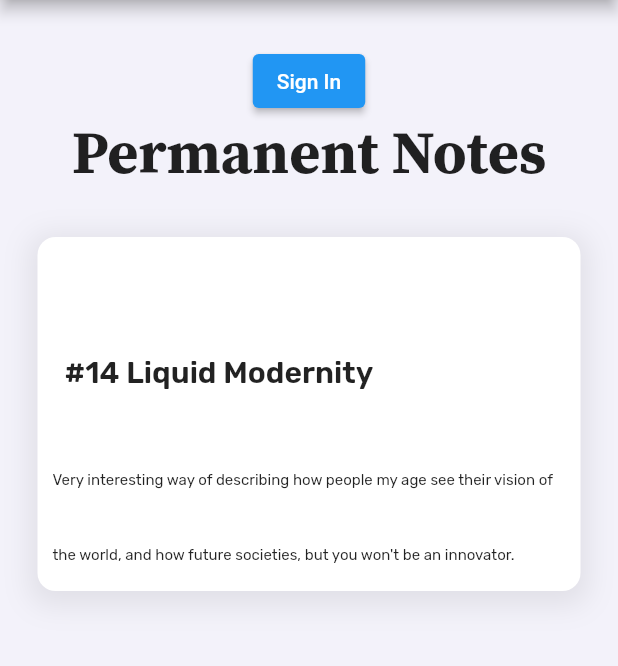
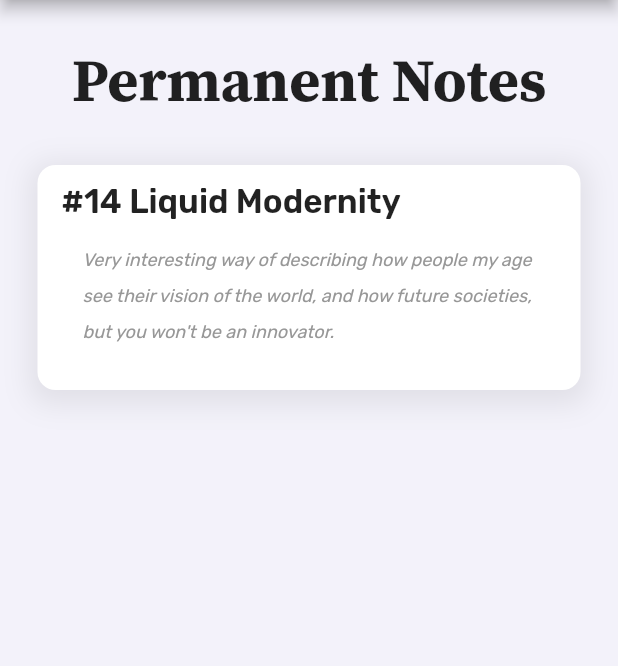
Before and after one commit to reveries-co/frontend, a Flutter app: the screen it shows after launch, on a phone screen of 412 x 824 dp, the part 84-750 px from its top. Run offline on Flutter 3.47's test engine with Material 2 defaults, Android fonts, the phone set to English and light mode, and no system bars; our stand-ins replace google_sign_in; project files that could hold a hidden picture were left out.

Commit message:
Moved Sign-in button to the user avatar.

```diff
--- a/lib/demo_screen.dart
+++ b/lib/demo_screen.dart
@@ -12,8 +12,16 @@ class DemoScreen extends StatelessWidget {
         appBar: AppBar(
           leading: Padding(
             padding: const EdgeInsets.all(8.0),
-            child: CircleAvatar(
-              backgroundImage: AssetImage('img/daniel.png'),
+            child: InkWell(
+              onTap: () {
+                Navigator.push(
+                  context,
+                  MaterialPageRoute(builder: (context) => SignInDemo()),
+                );
+              },
+              child: CircleAvatar(
+                backgroundImage: AssetImage('img/daniel.png'),
+              ),
             ),
           ),
           actions: [
@@ -39,15 +47,6 @@ class DemoScreen extends StatelessWidget {
             margin: EdgeInsets.symmetric(vertical: 30.0),
             child: Column(
               children: [
-                ElevatedButton(
-                  child: const Text('Sign In'),
-                  onPressed: () {
-                    Navigator.push(
-                      context,
-                      MaterialPageRoute(builder: (context) => SignInDemo()),
-                    );
-                  },
-                ),
                 Text(
                   'Permanent Notes',
                   style: TextStyle(
@@ -72,29 +71,34 @@ class DemoScreen extends StatelessWidget {
                         ),
                       ]),
                   padding: EdgeInsets.all(10.0),
-                  margin: EdgeInsets.symmetric(
-                      vertical: 30.0, horizontal: 25.0),
+                  margin:
+                  EdgeInsets.symmetric(vertical: 30.0, horizontal: 25.0),
                   child: Column(
                     crossAxisAlignment: CrossAxisAlignment.start,
                     children: [
                       Padding(
-                        padding: const EdgeInsets.all(8.0),
+                        padding: const EdgeInsets.all(1.0),
                         child: Text(
-                          '#14 Liquid Modernity',
+                          ' #14 Liquid Modernity',
                           style: TextStyle(
                             fontFamily: 'Rubik',
-                            height: 5,
+                            height: 1.2,
                             fontWeight: FontWeight.w600,
-                            fontSize: 20.0,
+                            fontSize: 22.0,
                           ),
                         ),
                       ),
-                      Text(
-                        'Very interesting way of describing how people my age see their vision of the world, and how future societies, but you won\'t be an innovator. ',
-                        style: TextStyle(
-                          fontFamily: 'Rubik',
-                          height: 5,
-                          fontSize: 10.0,
+                      Padding(
+                        padding: EdgeInsets.only(left:20, bottom: 20, right: 20, top:10),
+                        child: Text(
+                          'Very interesting way of describing how people my age see their vision of the world, and how future societies, but you won\'t be an innovator. ',
+                          style: TextStyle(
+                            fontFamily: 'Rubik',
+                            height: 2,
+                            fontSize: 12.0,
+                            fontStyle: FontStyle.italic,
+                            color: Color(0xFF979797),
+                          ),
                         ),
                       )
                     ],
```
